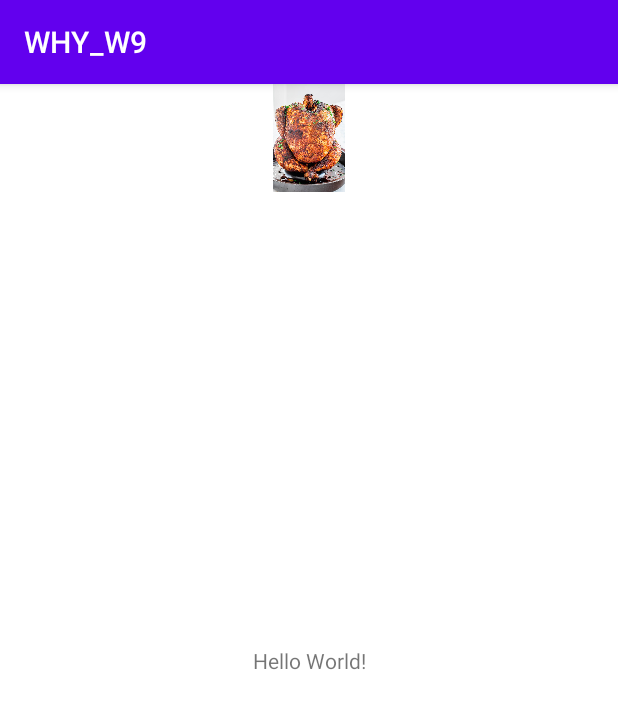
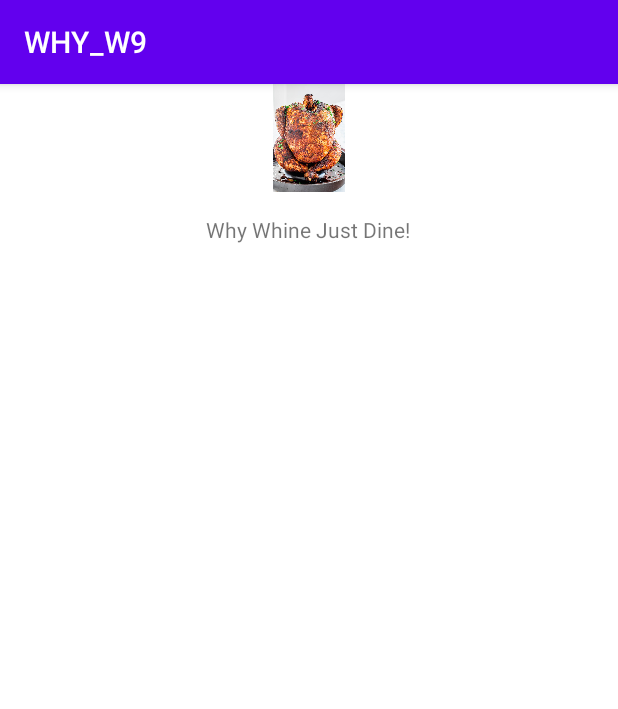
Before and after one commit to Jc2375/WHY_W9, an Android app: the screen it shows after launch (MainActivity), on a phone screen of 412 x 824 dp. Shown: the top 709 px of the screen. Run offline under Robolectric (Android 15) with nearby library versions, the phone set to English and light mode, and no system bars.

Commit message:
comment test

```diff
--- a/app/src/main/res/layout/activity_main.xml
+++ b/app/src/main/res/layout/activity_main.xml
@@ -9,11 +9,14 @@
     <TextView
         android:layout_width="wrap_content"
         android:layout_height="wrap_content"
-        android:text="Hello World!"
+        android:text="Why Whine Just Dine!"
         app:layout_constraintBottom_toBottomOf="parent"
+        app:layout_constraintHorizontal_bias="0.498"
         app:layout_constraintLeft_toLeftOf="parent"
         app:layout_constraintRight_toRightOf="parent"
-        app:layout_constraintTop_toTopOf="parent" />
+        app:layout_constraintTop_toTopOf="parent"
+        app:layout_constraintVertical_bias="0.117" />
+
     <ImageView android:src="@drawable/beer_can_chicken_1_7"
         android:layout_width="wrap_content"
         android:layout_height="72dp"
```
